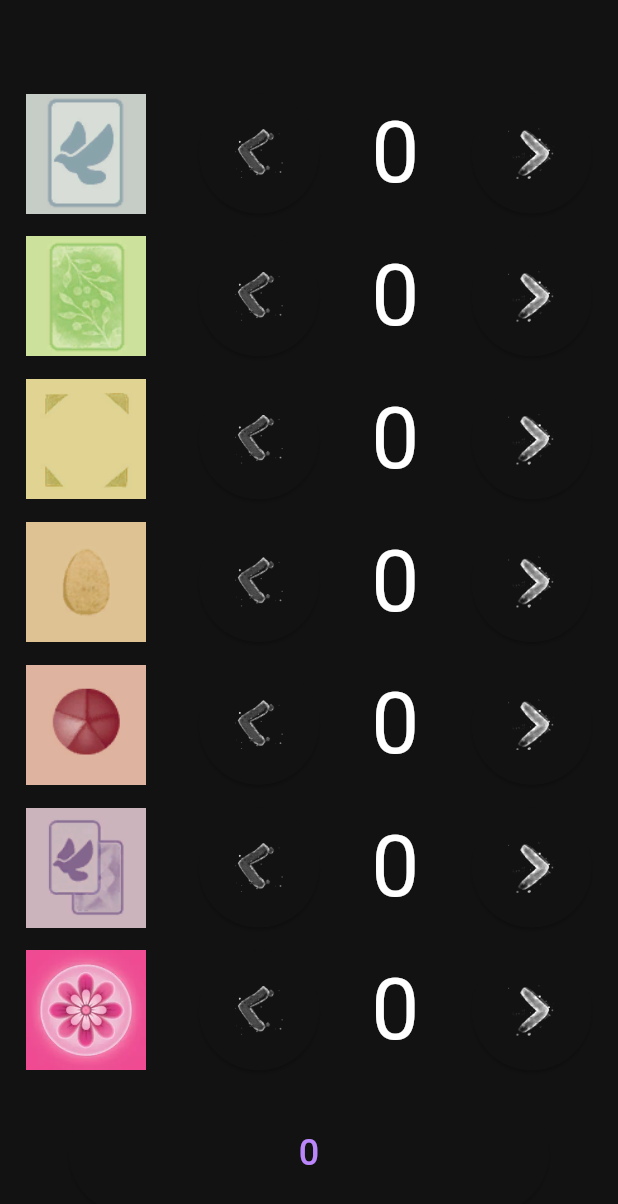
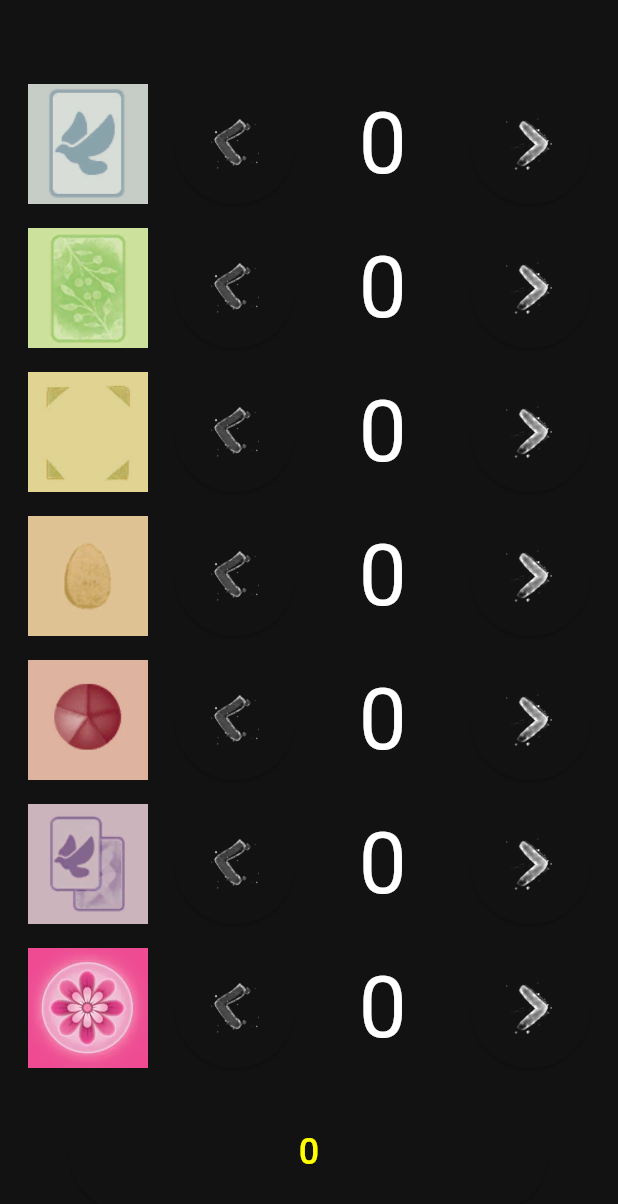
Before and after one commit to kaapomoi/wingspan-score-counter, a Flutter app: the screen it shows after launch, after a tap on "reveal score", on a phone screen of 412 x 824 dp. Shown: the top 1204 px of the screen. Run offline on Flutter 3.47's test engine with Material 3 defaults, Android fonts, the phone set to English and light mode, and no system bars.

Commit message:
Improve score reveal animation

```diff
--- /dev/null
+++ b/lib/digit_scroll_animation.dart
@@ -0,0 +1,56 @@
+import 'package:flutter/material.dart';
+
+class DigitScrollAnimation extends StatefulWidget {
+  final int value;
+  final Duration duration;
+
+  const DigitScrollAnimation(
+      {super.key, required this.value, required this.duration});
+
+  @override
+  State<DigitScrollAnimation> createState() => _DigitScrollAnimationState();
+}
+
+class _DigitScrollAnimationState extends State<DigitScrollAnimation>
+    with TickerProviderStateMixin {
+  late AnimationController _controller;
+  late Animation<int> _animation;
+
+  @override
+  void initState() {
+    super.initState();
+
+    _controller = AnimationController(
+      vsync: this,
+      duration: widget.duration,
+    );
+
+    _animation = IntTween(
+      begin: 0,
+      end: widget.value,
+    ).animate(CurvedAnimation(parent: _controller, curve: Curves.easeOutQuint));
+
+    _controller.forward();
+  }
+
+  @override
+  void dispose() {
+    _controller.dispose();
+    super.dispose();
+  }
+
+  @override
+  Widget build(BuildContext context) {
+    return AnimatedBuilder(
+      animation: _controller,
+      builder: (context, child) {
+        final fontSize = 24.0 + (_animation.value / 3.0);
+
+        return Text(
+          _animation.value.toString(),
+          style: TextStyle(fontSize: fontSize, color: Colors.yellowAccent),
+        );
+      },
+    );
+  }
+}
--- a/lib/main.dart
+++ b/lib/main.dart
@@ -1,4 +1,5 @@
 import 'score_counter.dart';
+import 'digit_scroll_animation.dart';
 
 import 'package:flutter/material.dart';
 import 'package:flutter/services.dart';
@@ -52,7 +53,7 @@ class _MyHomePageState extends State<MyHomePage> {
         child: Column(
           mainAxisAlignment: MainAxisAlignment.spaceEvenly,
           children: [
-            const Padding(padding: EdgeInsets.all(16.0)),
+            const Padding(padding: EdgeInsets.all(12.0)),
             ScoreCounter(
                 iconPath: "assets/EndGameSlider_1_birds.png", cb: addToSum),
             ScoreCounter(
@@ -79,7 +80,7 @@ class _MyHomePageState extends State<MyHomePage> {
                 },
                 child: scoreRevealed
                     ? DigitScrollAnimation(
-                        value: sum, // Your three-digit variable here
+                        value: sum,
                         duration: const Duration(seconds: 5),
                       )
                     : Text(
@@ -94,58 +95,3 @@ class _MyHomePageState extends State<MyHomePage> {
     );
   }
 }
-
-class DigitScrollAnimation extends StatefulWidget {
-  final int value;
-  final Duration duration;
-
-  const DigitScrollAnimation(
-      {super.key, required this.value, required this.duration});
-
-  @override
-  State<DigitScrollAnimation> createState() => _DigitScrollAnimationState();
-}
-
-class _DigitScrollAnimationState extends State<DigitScrollAnimation>
-    with TickerProviderStateMixin {
-  late AnimationController _controller;
-  late Animation<int> _animation;
-
-  @override
-  void initState() {
-    super.initState();
-
-    _controller = AnimationController(
-      vsync: this,
-      duration: widget.duration,
-    );
-
-    _animation = IntTween(
-      begin: 0,
-      end: widget.value,
-    ).animate(CurvedAnimation(parent: _controller, curve: Curves.easeOutQuint));
-
-    _controller.forward();
-  }
-
-  @override
-  void dispose() {
-    _controller.dispose();
-    super.dispose();
-  }
-
-  @override
-  Widget build(BuildContext context) {
-    return AnimatedBuilder(
-      animation: _controller,
-      builder: (context, child) {
-        final fontSize = 24.0 + (_animation.value / 3.0);
-
-        return Text(
-          _animation.value.toString(),
-          style: TextStyle(fontSize: fontSize),
-        );
-      },
-    );
-  }
-}
--- a/lib/score_counter.dart
+++ b/lib/score_counter.dart
@@ -25,7 +25,7 @@ class _ScoreCounterState extends State<ScoreCounter> {
   @override
   Widget build(BuildContext context) {
     return Row(
-      mainAxisAlignment: MainAxisAlignment.spaceAround,
+      mainAxisAlignment: MainAxisAlignment.spaceEvenly,
       children: <Widget>[
         InkWell(
           onTap: () {
@@ -61,9 +61,15 @@ class _ScoreCounterState extends State<ScoreCounter> {
             ),
           ),
         ),
-        Text(
-          '$value',
-          style: Theme.of(context).textTheme.displayLarge,
+        SizedBox(
+          width: 80.0,
+          height: 80.0,
+          child: Center(
+            child: Text(
+              '$value',
+              style: Theme.of(context).textTheme.displayLarge,
+            ),
+          ),
         ),
         SizedBox(
           width: 80.0,
```
